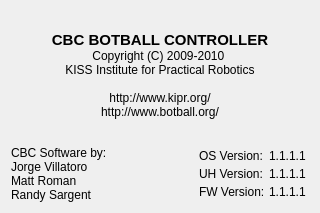
Old version of the form cbcui/ui/About.ui in the repository kipr/cbc.
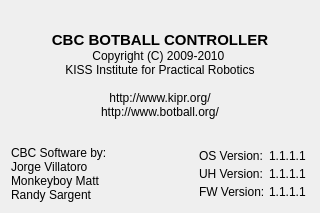
New version of the form.

The edit to the form file:
```diff
--- a/cbcui/ui/About.ui
+++ b/cbcui/ui/About.ui
@@ -57,7 +57,7 @@
        <property name="text">
         <string>CBC Software by:
 Jorge Villatoro
-Matt Roman
+Monkeyboy Matt
 Randy Sargent</string>
        </property>
       </widget>
```
